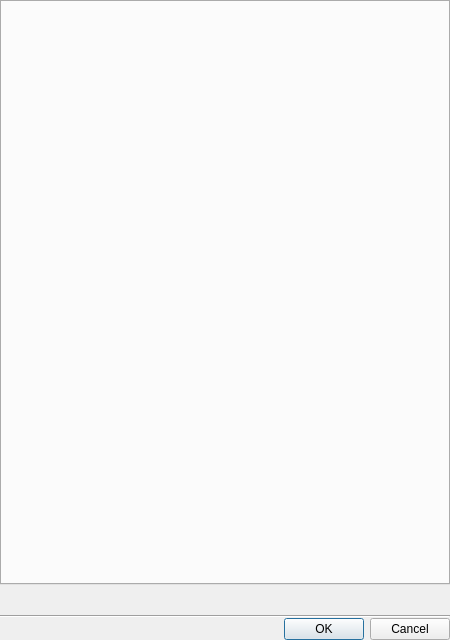
networkoptix/nx_open, file client/src/ui/dialogs/local_settings_dialog.ui: the form before one commit.
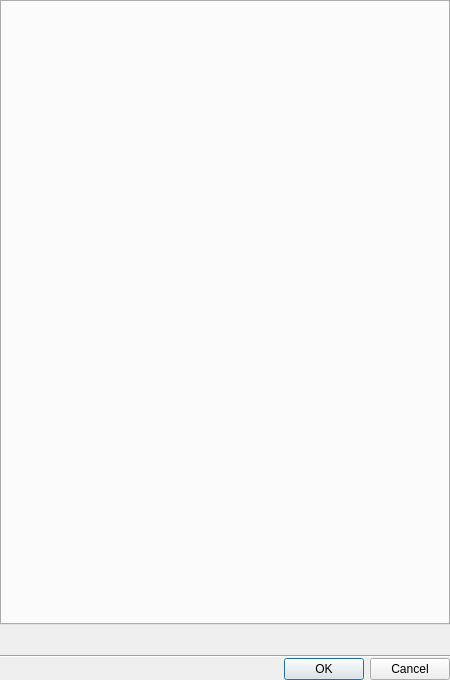
The form after the commit.

```diff
--- a/client/src/ui/dialogs/local_settings_dialog.ui
+++ b/client/src/ui/dialogs/local_settings_dialog.ui
@@ -7,7 +7,7 @@
     <x>0</x>
     <y>0</y>
     <width>450</width>
-    <height>640</height>
+    <height>680</height>
    </rect>
   </property>
   <property name="minimumSize">
```
